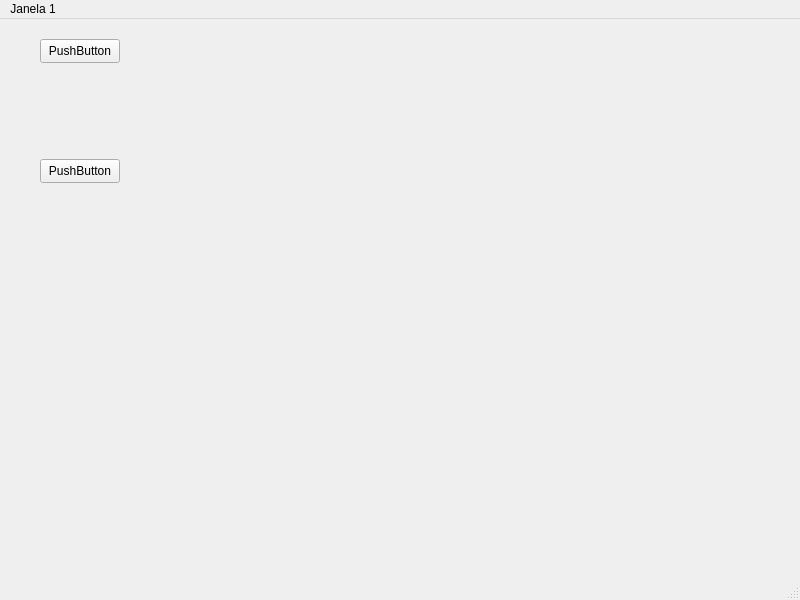
First picture: the form in TesteDeNovo/mainwindow.ui, repository YagoConstantino/SistemaBancario, before the edit.
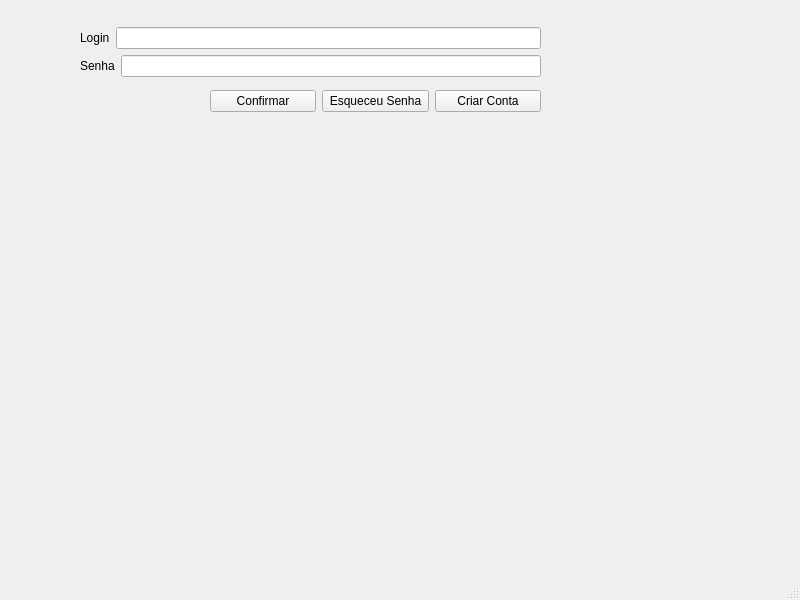
Second picture: the form after the edit.

Patch:
```diff
--- a/TesteDeNovo/mainwindow.ui
+++ b/TesteDeNovo/mainwindow.ui
@@ -10,35 +10,104 @@
     <height>600</height>
    </rect>
   </property>
+  <property name="sizePolicy">
+   <sizepolicy hsizetype="Preferred" vsizetype="Fixed">
+    <horstretch>0</horstretch>
+    <verstretch>0</verstretch>
+   </sizepolicy>
+  </property>
   <property name="windowTitle">
    <string>MainWindow</string>
   </property>
   <widget class="QWidget" name="centralwidget">
-   <widget class="QPushButton" name="pushButton">
+   <widget class="QWidget" name="">
     <property name="geometry">
      <rect>
-      <x>40</x>
+      <x>80</x>
       <y>20</y>
-      <width>80</width>
-      <height>24</height>
+      <width>461</width>
+      <height>101</height>
      </rect>
     </property>
-    <property name="text">
-     <string>PushButton</string>
-    </property>
-   </widget>
-   <widget class="QPushButton" name="pushButton_2">
-    <property name="geometry">
-     <rect>
-      <x>40</x>
-      <y>140</y>
-      <width>80</width>
-      <height>24</height>
-     </rect>
-    </property>
-    <property name="text">
-     <string>PushButton</string>
-    </property>
+    <layout class="QVBoxLayout" name="verticalLayout_2">
+     <item>
+      <layout class="QVBoxLayout" name="verticalLayout">
+       <item>
+        <layout class="QHBoxLayout" name="horizontalLayout">
+         <item>
+          <widget class="QLabel" name="label">
+           <property name="text">
+            <string>Login</string>
+           </property>
+          </widget>
+         </item>
+         <item>
+          <widget class="QLineEdit" name="lineEdit">
+           <property name="text">
+            <string/>
+           </property>
+          </widget>
+         </item>
+        </layout>
+       </item>
+       <item>
+        <layout class="QHBoxLayout" name="horizontalLayout_2">
+         <item>
+          <widget class="QLabel" name="label_2">
+           <property name="text">
+            <string>Senha</string>
+           </property>
+          </widget>
+         </item>
+         <item>
+          <widget class="QLineEdit" name="lineEdit_2"/>
+         </item>
+        </layout>
+       </item>
+      </layout>
+     </item>
+     <item>
+      <layout class="QHBoxLayout" name="horizontalLayout_3">
+       <item>
+        <spacer name="horizontalSpacer">
+         <property name="orientation">
+          <enum>Qt::Orientation::Horizontal</enum>
+         </property>
+         <property name="sizeType">
+          <enum>QSizePolicy::Policy::Fixed</enum>
+         </property>
+         <property name="sizeHint" stdset="0">
+          <size>
+           <width>130</width>
+           <height>20</height>
+          </size>
+         </property>
+        </spacer>
+       </item>
+       <item>
+        <widget class="QPushButton" name="Confirmar">
+         <property name="text">
+          <string>Confirmar</string>
+         </property>
+        </widget>
+       </item>
+       <item>
+        <widget class="QPushButton" name="EsqueceuSenha">
+         <property name="text">
+          <string>Esqueceu Senha</string>
+         </property>
+        </widget>
+       </item>
+       <item>
+        <widget class="QPushButton" name="CriarConta">
+         <property name="text">
+          <string>Criar Conta</string>
+         </property>
+        </widget>
+       </item>
+      </layout>
+     </item>
+    </layout>
    </widget>
   </widget>
   <widget class="QMenuBar" name="menubar">
@@ -50,12 +119,6 @@
      <height>21</height>
     </rect>
    </property>
-   <widget class="QMenu" name="menuJanela_1">
-    <property name="title">
-     <string>Janela 1</string>
-    </property>
-   </widget>
-   <addaction name="menuJanela_1"/>
   </widget>
   <widget class="QStatusBar" name="statusbar"/>
  </widget>
```
